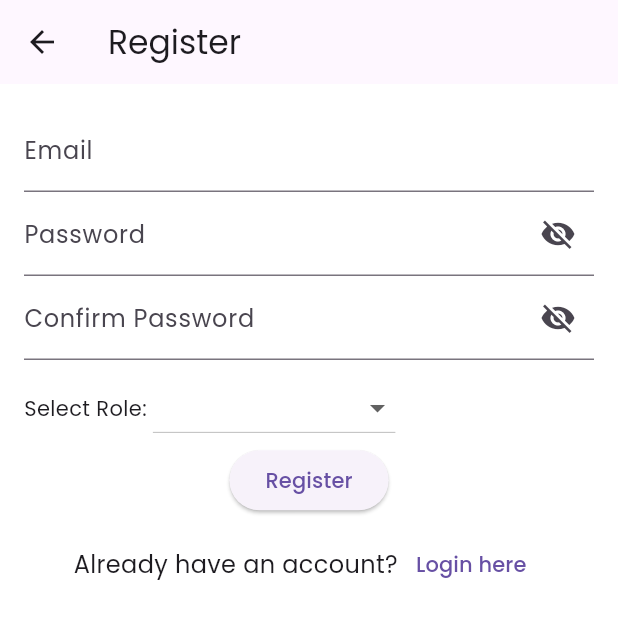
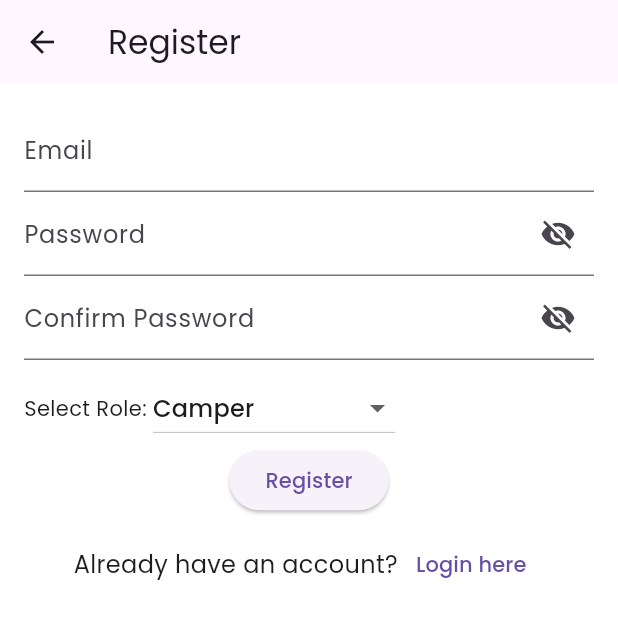
Before and after one commit to qinyeeLisa/campsite-permit-app, a Flutter app: the RegisterScreen screen opened by its route, on a phone screen of 412 x 824 dp, the top half of it. Run offline on Flutter 3.47's test engine with Material 3 defaults, Android fonts, the phone set to English and light mode, and no system bars; our stand-ins replace flutter_svg, google_fonts; missing offline and left inert: amplify_auth_cognito, amplify_authenticator, amplify_flutter.

Commit message:
Fix typo

```diff
--- a/lib/Screens/Register/register_screen.dart
+++ b/lib/Screens/Register/register_screen.dart
@@ -12,7 +12,7 @@ class _RegisterScreenState extends State<RegisterScreen> {
   String _email = '';
   String _password = '';
   final String _confirmPassword = '';
-  String _selectedRole = 'camper';
+  String _selectedRole = 'Camper';
 
   bool _isPasswordVisible = false;
   bool _isConfirmPasswordVisible = false;
```
